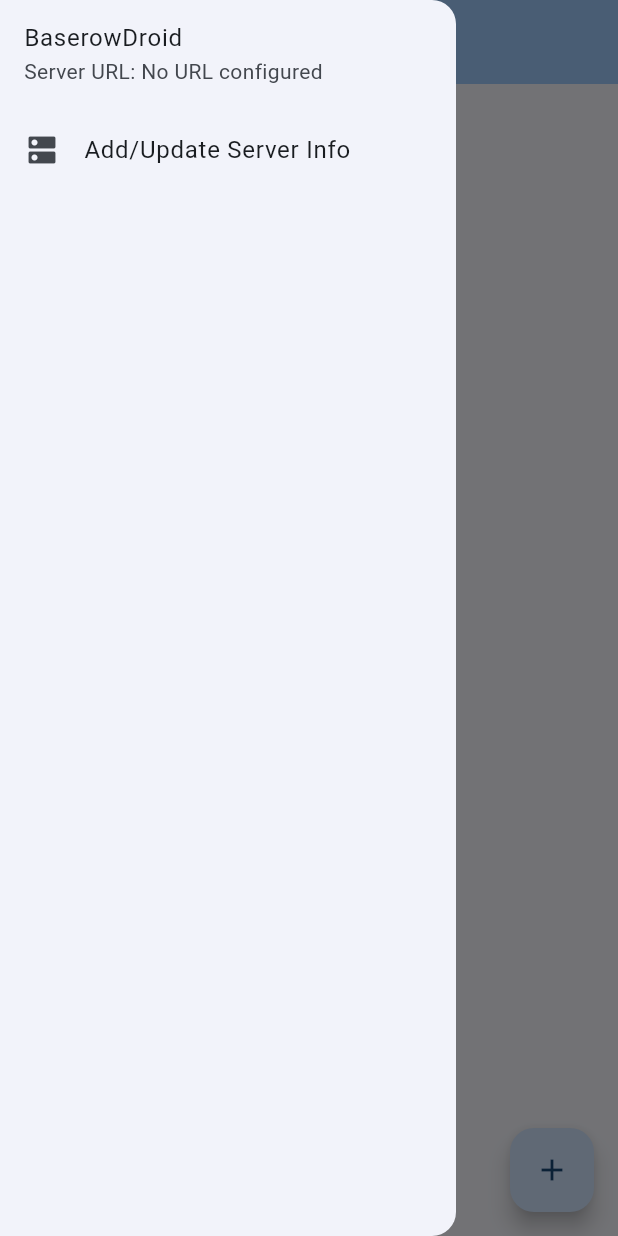
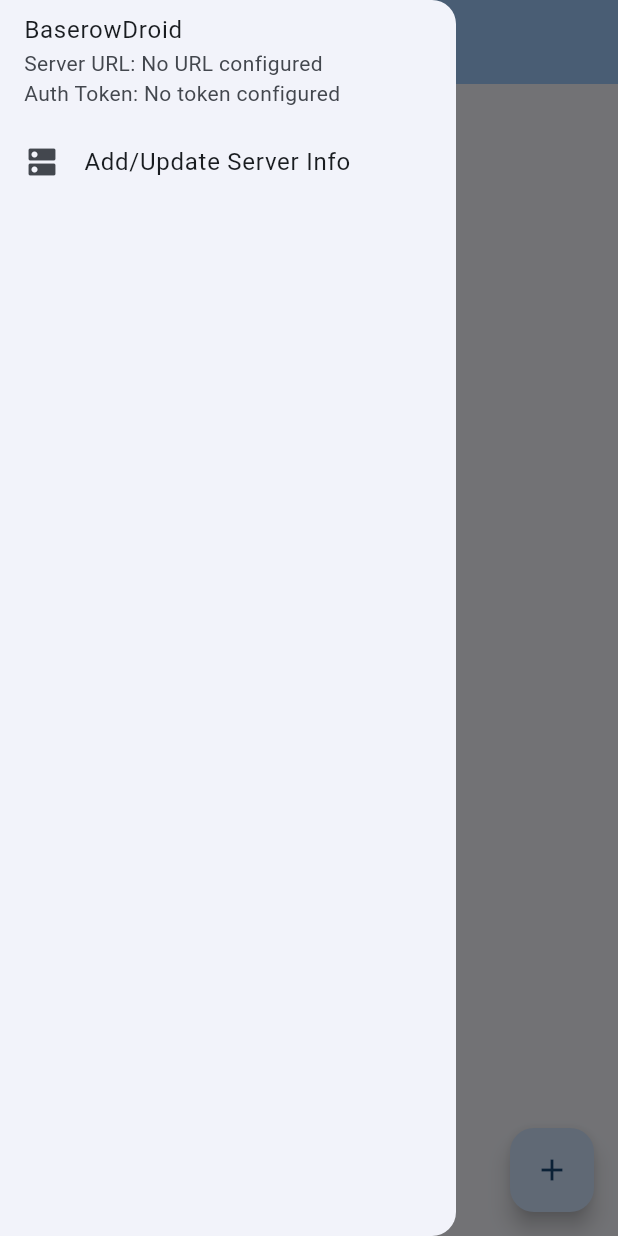
Before and after one commit to Aadityajoshi151/baserowdroid, a Flutter app: the screen it shows after launch, with the side drawer open, on a phone screen of 412 x 824 dp. Run offline on Flutter 3.47's test engine with Material 3 defaults, Android fonts, the phone set to English and light mode, and no system bars; our stand-ins replace shared_preferences.

Commit message:
chore: adds auth token back to app drawer

```diff
--- a/lib/widgets/AppDrawer.dart
+++ b/lib/widgets/AppDrawer.dart
@@ -28,7 +28,13 @@
 
     readAuthToken().then((token) {
       setState(() {
-        auth_token = token;
+        if (token != "No token configured") {
+          auth_token = token.substring(0, 4) +
+              "-xxxx-" +
+              token.substring(token.length - 4);
+        } else {
+          auth_token = token;
+        }
       });
     });
   }
@@ -40,7 +46,8 @@
         children: [
           ListTile(
             title: Text(widget.title),
-            subtitle: Text("Server URL: $server_url"),
+            subtitle: Text(
+                "Server URL: " + server_url + "\nAuth Token: " + auth_token),
           ),
           ListTile(
             leading: const Icon(Icons.dns),
```
